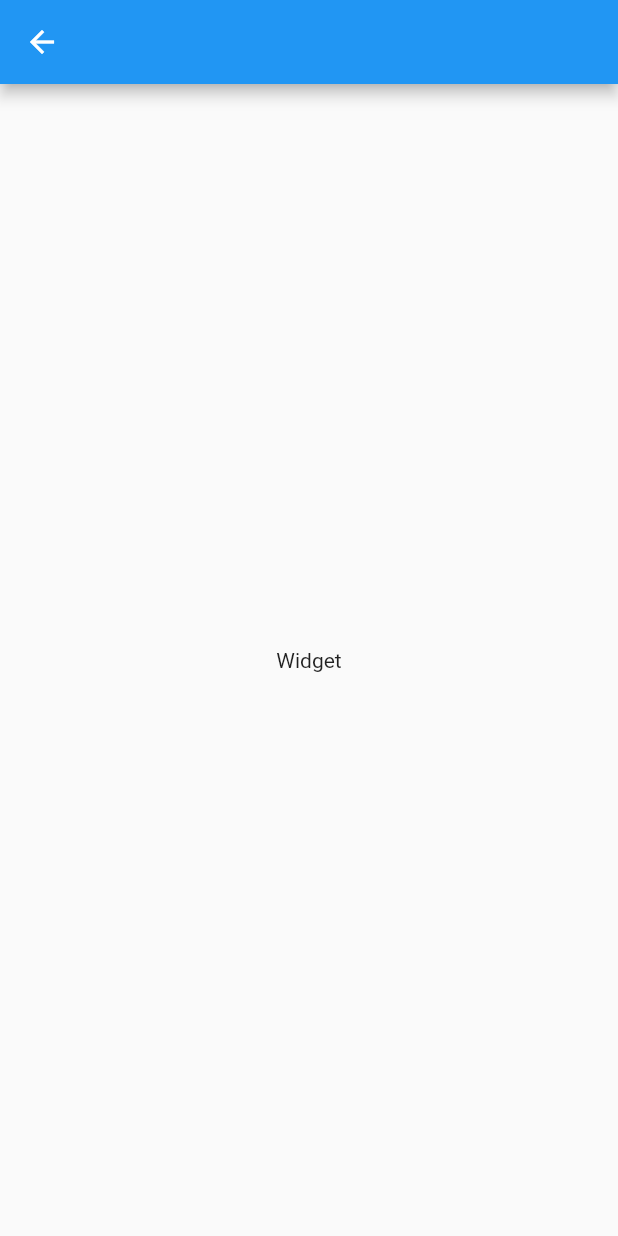
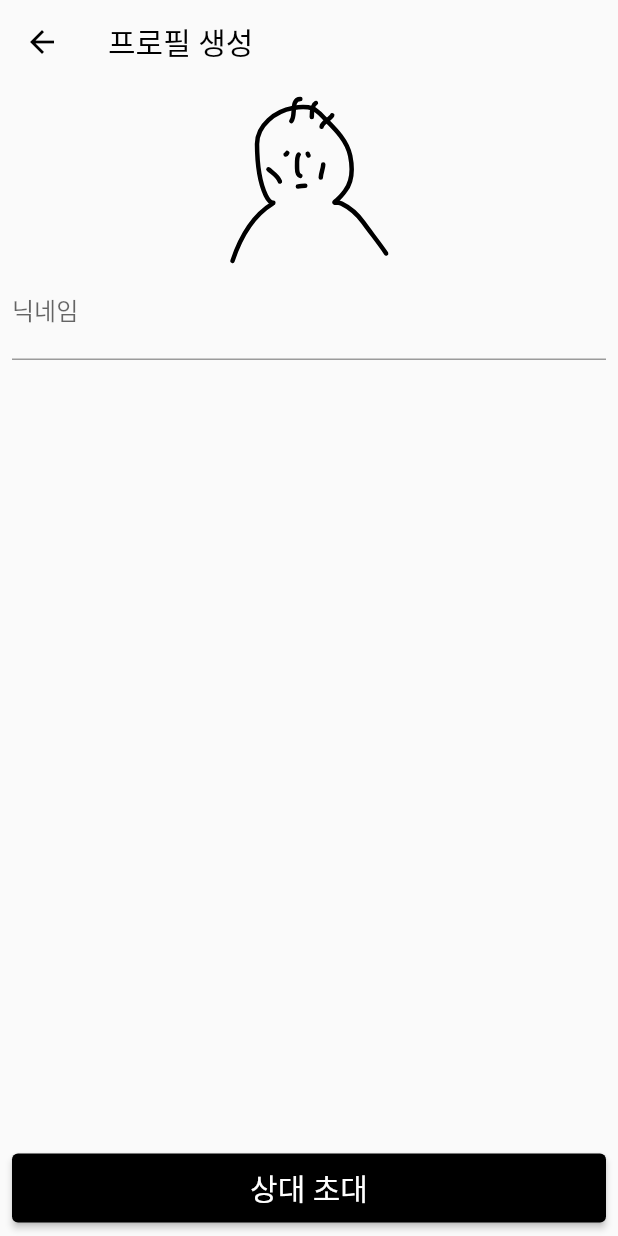
Before and after one commit to unithon-9th-10th/mobile-app, a Flutter app: the CreateUserPage screen opened by its route, on a phone screen of 412 x 824 dp. Run offline on Flutter 3.47's test engine with Material 2 defaults, Android fonts, the phone set to English and light mode, and no system bars; our stand-ins replace flutter_svg, modal_bottom_sheet.

Commit message:
feat: create user page 레이아웃 추가 (#4)

```diff
--- a/lib/create_user_page.dart
+++ b/lib/create_user_page.dart
@@ -1,4 +1,6 @@
+import 'package:app/widgets/beggar_app_bar.dart';
 import 'package:flutter/material.dart';
+import 'package:flutter_svg/svg.dart';
 
 class CreateUserPage extends StatelessWidget {
   const CreateUserPage({super.key});
@@ -6,9 +8,42 @@ class CreateUserPage extends StatelessWidget {
   @override
   Widget build(BuildContext context) {
     return Scaffold(
-      appBar: AppBar(),
-      body: Center(
-        child: Text(toString()),
+      appBar: BeggarAppBar(
+        title: const Text('프로필 생성'),
+      ),
+      body: Padding(
+        padding: const EdgeInsets.all(8.0),
+        child: Column(
+          crossAxisAlignment: CrossAxisAlignment.center,
+          children: [
+            SvgPicture.asset('images/peopleImg.svg'),
+            TextFormField(
+              decoration: const InputDecoration(
+                labelText: '닉네임',
+                hintText: '닉네임을 입력해주세요.',
+              ),
+            ),
+            const Spacer(),
+            ElevatedButton(
+              onPressed: () {},
+              style: ButtonStyle(
+                backgroundColor: MaterialStateProperty.all(Colors.black),
+                fixedSize: MaterialStateProperty.all(
+                  Size.fromWidth(MediaQuery.of(context).size.width),
+                ),
+              ),
+              child: const Padding(
+                padding: EdgeInsets.symmetric(vertical: 8.0),
+                child: Text(
+                  '상대 초대',
+                  style: TextStyle(
+                    fontSize: 20,
+                  ),
+                ),
+              ),
+            ),
+          ],
+        ),
       ),
     );
   }
--- a/pubspec.yaml
+++ b/pubspec.yaml
@@ -68,6 +68,7 @@ flutter:
   #   - images/a_dot_ham.jpeg
   assets:
     - images/startmain.svg
+    - images/peopleImg.svg
 
   # An image asset can refer to one or more resolution-specific "variants", see
   # https://flutter.dev/assets-and-images/#resolution-aware
```
Also changed, not shown: images/peopleImg.svg (added).
